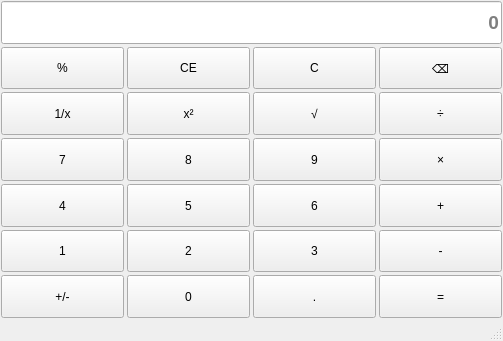
The window that mainwindow.ui (zayu77/CodeRepository) describes before a commit, drawn with Qt 5.
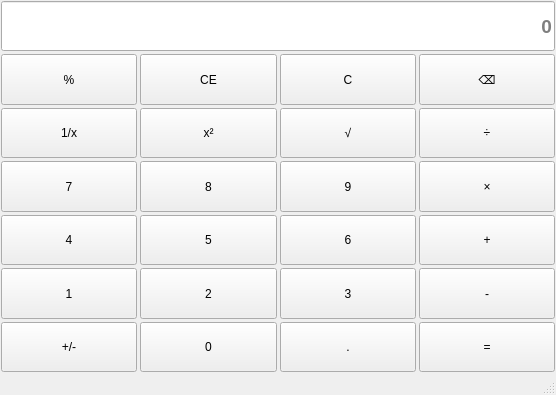
The same window after the commit.

Commit message: Third Commit，数字键，小数点，退格输入处理

The edit to the form file:
```diff
--- a/mainwindow.ui
+++ b/mainwindow.ui
@@ -6,8 +6,8 @@
    <rect>
     <x>0</x>
     <y>0</y>
-    <width>503</width>
-    <height>341</height>
+    <width>556</width>
+    <height>395</height>
    </rect>
   </property>
   <property name="windowTitle">
```
Left out of the diff: 2 changed lines with no effect on the pictures. The commit also changes 2 other files.
